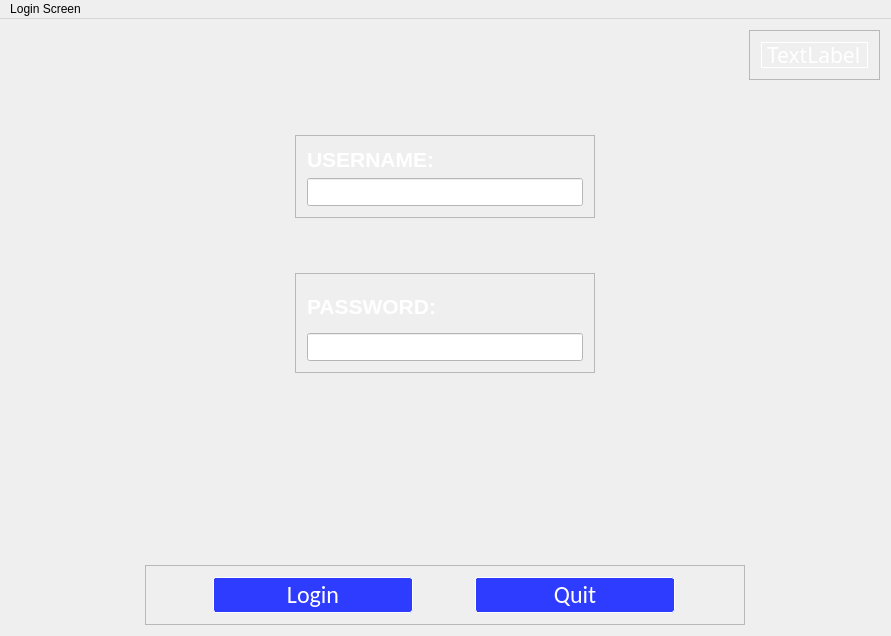
Qt form LoginScreen.ui (JustKoshi/QTCinemaProject) before a commit.
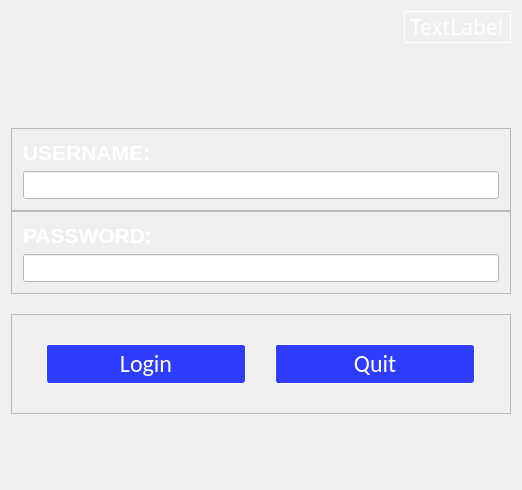
The same form after that commit. Icons and pictures are not drawn.

What changed in the file:
```diff
--- a/LoginScreen.ui
+++ b/LoginScreen.ui
@@ -6,8 +6,8 @@
    <rect>
     <x>0</x>
     <y>0</y>
-    <width>891</width>
-    <height>636</height>
+    <width>520</width>
+    <height>490</height>
    </rect>
   </property>
   <property name="windowTitle">
@@ -23,33 +23,20 @@
    <property name="styleSheet">
     <string notr="true"/>
    </property>
+   <layout class="QVBoxLayout" name="verticalLayout_4">
+    <item>
    <layout class="QVBoxLayout" name="verticalLayout">
+      <property name="spacing">
+       <number>0</number>
+      </property>
     <item alignment="Qt::AlignRight">
-     <widget class="QFrame" name="frame_4">
-      <property name="minimumSize">
-       <size>
-        <width>100</width>
-        <height>0</height>
-       </size>
-      </property>
-      <property name="maximumSize">
-       <size>
-        <width>200</width>
-        <height>50</height>
-       </size>
-      </property>
-      <property name="styleSheet">
-       <string notr="true"/>
-      </property>
-      <property name="frameShape">
-       <enum>QFrame::StyledPanel</enum>
-      </property>
-      <property name="frameShadow">
-       <enum>QFrame::Raised</enum>
-      </property>
-      <layout class="QHBoxLayout" name="horizontalLayout_2">
-       <item>
         <widget class="QLabel" name="label_Time">
+        <property name="sizePolicy">
+         <sizepolicy hsizetype="Fixed" vsizetype="Fixed">
+          <horstretch>0</horstretch>
+          <verstretch>0</verstretch>
+         </sizepolicy>
+        </property>
          <property name="maximumSize">
           <size>
            <width>200</width>
@@ -78,10 +65,20 @@
          </property>
         </widget>
        </item>
-      </layout>
-     </widget>
-    </item>
-    <item alignment="Qt::AlignHCenter|Qt::AlignVCenter">
+      <item>
+       <spacer name="verticalSpacer">
+        <property name="orientation">
+         <enum>Qt::Vertical</enum>
+        </property>
+        <property name="sizeHint" stdset="0">
+         <size>
+          <width>20</width>
+          <height>40</height>
+         </size>
+        </property>
+       </spacer>
+      </item>
+      <item>
      <widget class="QFrame" name="frame">
       <property name="minimumSize">
        <size>
@@ -149,7 +146,7 @@
       </layout>
      </widget>
     </item>
-    <item alignment="Qt::AlignHCenter">
+      <item>
      <widget class="QFrame" name="frame_2">
       <property name="minimumSize">
        <size>
@@ -215,29 +212,16 @@
      </widget>
     </item>
     <item>
-     <widget class="Line" name="line">
-      <property name="enabled">
-       <bool>true</bool>
-      </property>
-      <property name="styleSheet">
-       <string notr="true">border: none;</string>
-      </property>
-      <property name="orientation">
-       <enum>Qt::Vertical</enum>
-      </property>
-     </widget>
-    </item>
-    <item alignment="Qt::AlignHCenter">
      <widget class="QFrame" name="frame_3">
       <property name="minimumSize">
        <size>
-        <width>600</width>
-        <height>50</height>
+          <width>500</width>
+          <height>100</height>
        </size>
       </property>
       <property name="maximumSize">
        <size>
-        <width>700</width>
+          <width>16777215</width>
         <height>60</height>
        </size>
       </property>
@@ -332,28 +316,22 @@
       </layout>
      </widget>
     </item>
-   </layout>
-   <zorder>line</zorder>
-   <zorder>frame</zorder>
-   <zorder>frame_3</zorder>
-   <zorder>frame_4</zorder>
-   <zorder>frame_2</zorder>
-  </widget>
-  <widget class="QMenuBar" name="menuBar">
-   <property name="geometry">
-    <rect>
-     <x>0</x>
-     <y>0</y>
-     <width>891</width>
-     <height>22</height>
-    </rect>
-   </property>
-   <widget class="QMenu" name="menuLogin_Screen">
-    <property name="title">
-     <string>Login Screen</string>
-    </property>
-   </widget>
-   <addaction name="menuLogin_Screen"/>
+      <item>
+       <spacer name="verticalSpacer_2">
+        <property name="orientation">
+         <enum>Qt::Vertical</enum>
+        </property>
+        <property name="sizeHint" stdset="0">
+         <size>
+          <width>20</width>
+          <height>40</height>
+         </size>
+        </property>
+       </spacer>
+      </item>
+     </layout>
+    </item>
+   </layout>
   </widget>
  </widget>
  <layoutdefault spacing="6" margin="11"/>
```
Left out of the diff: 6 changed lines with no effect on the pictures. Lines whose indentation alone changed are shown as unchanged.
